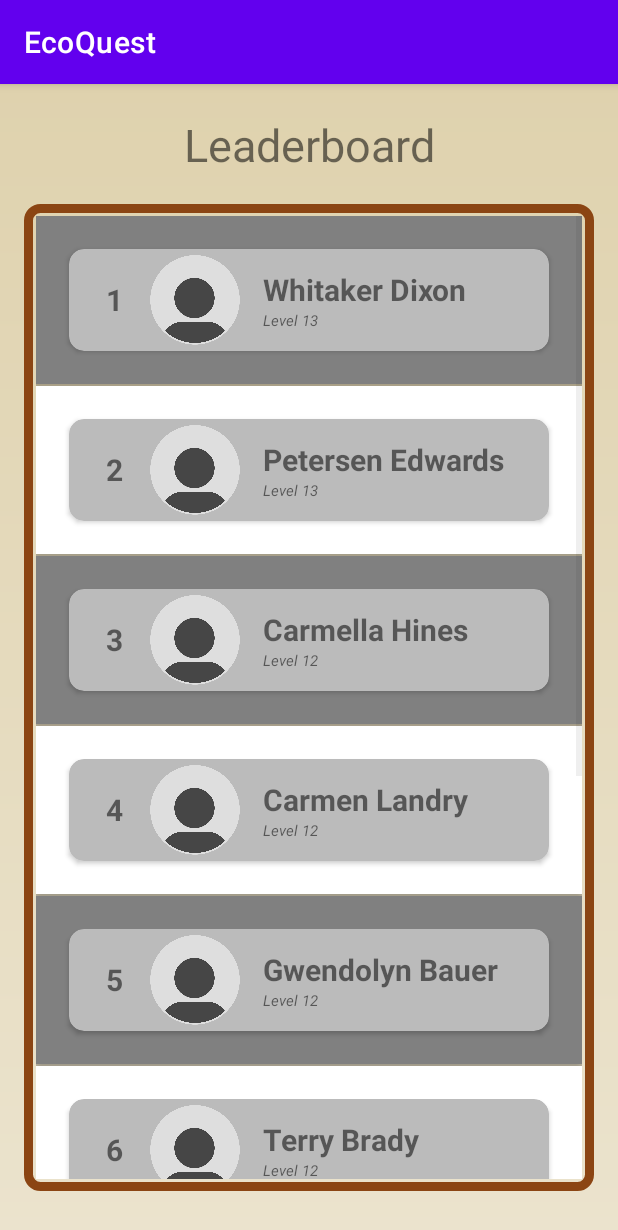
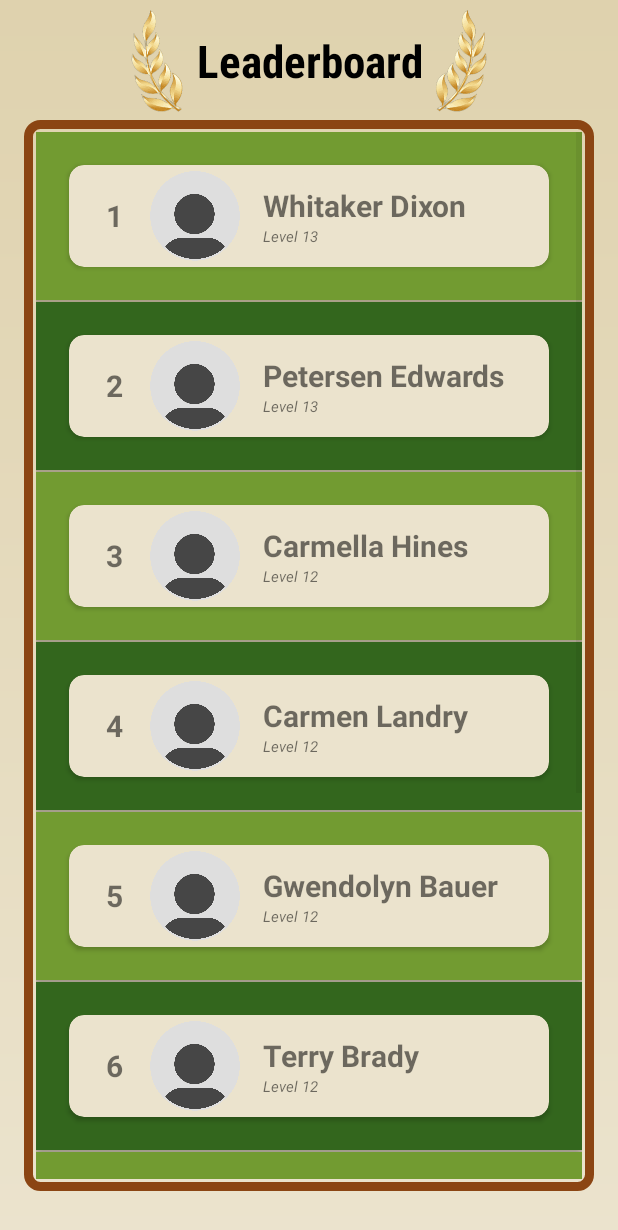
Before and after one commit to grantliunz/EcoQuest, an Android app: the LeaderboardActivity screen opened directly, with no data from a screen before it, on a phone screen of 412 x 824 dp. Shown: the top 1230 px of the screen. Run offline under Robolectric (Android 15) with nearby library versions, the phone set to English and light mode, and no system bars.

Commit message:
Updated UI

```diff
--- a/app/src/main/java/com/example/devs_hackathon_2023/activities/LeaderboardActivity.java
+++ b/app/src/main/java/com/example/devs_hackathon_2023/activities/LeaderboardActivity.java
@@ -15,7 +15,7 @@ public class LeaderboardActivity extends AppCompatActivity {
     protected void onCreate(Bundle savedInstanceState) {
         super.onCreate(savedInstanceState);
         setContentView(R.layout.activity_leaderboard);
-
+        getSupportActionBar().hide();
         generateListView();
     }
 
--- a/app/src/main/java/com/example/devs_hackathon_2023/adaptors/LeaderboardAdapter.java
+++ b/app/src/main/java/com/example/devs_hackathon_2023/adaptors/LeaderboardAdapter.java
@@ -3,6 +3,7 @@ package com.example.devs_hackathon_2023.adaptors;
 import android.app.AlertDialog;
 import android.content.Context;
 import android.content.DialogInterface;
+import android.graphics.Color;
 import android.view.LayoutInflater;
 import android.view.View;
 import android.view.ViewGroup;
@@ -45,9 +46,9 @@ public class LeaderboardAdapter extends ArrayAdapter<Player> {
 
         // Alternate background color
         if (position % 2 == 0) {
-            convertView.setBackgroundColor(context.getResources().getColor(R.color.grey, null));
+            convertView.setBackgroundColor(Color.parseColor("#729b31"));
         } else {
-            convertView.setBackgroundColor(context.getResources().getColor(R.color.white, null));
+            convertView.setBackgroundColor(Color.parseColor("#33661d"));
         }
 
         ranking.setText(String.valueOf(position + 1));
--- a/app/src/main/java/com/example/devs_hackathon_2023/fragments/Quests.java
+++ b/app/src/main/java/com/example/devs_hackathon_2023/fragments/Quests.java
@@ -1,5 +1,6 @@
 package com.example.devs_hackathon_2023.fragments;
 
+import android.graphics.Typeface;
 import android.os.Bundle;
 
 import androidx.fragment.app.Fragment;
@@ -9,6 +10,7 @@ import androidx.recyclerview.widget.RecyclerView;
 import android.view.LayoutInflater;
 import android.view.View;
 import android.view.ViewGroup;
+import android.widget.TextView;
 
 import com.example.devs_hackathon_2023.Quest.Quest;
 import com.example.devs_hackathon_2023.R;
@@ -45,6 +47,9 @@ public class Quests extends Fragment {
         // Set up the adapter
         questAdapter = new QuestAdapter(questList, getContext());
         recyclerView.setAdapter(questAdapter);
+        Typeface customTypeface = Typeface.createFromAsset(getActivity().getAssets(), "test.ttf");
+        TextView questTitle = view.findViewById(R.id.Quests);
+//        questTitle.setTypeface(customTypeface);
 
         return view;
     }
--- a/app/src/main/res/layout/activity_leaderboard.xml
+++ b/app/src/main/res/layout/activity_leaderboard.xml
@@ -12,16 +12,41 @@
         android:src="@drawable/profile_background_overlay"
         android:scaleType="centerCrop" />
 
+
+    <ImageView
+        android:layout_width="70dp"
+        android:layout_height="70dp"
+        android:src="@drawable/left_fern"
+        android:layout_toLeftOf="@id/leaderboardText"
+        android:layout_marginRight="-140dp"
+        android:layout_marginTop="5dp"/>
+    <ImageView
+        android:layout_width="70dp"
+        android:layout_height="70dp"
+        android:src="@drawable/right_fern"
+        android:layout_toRightOf="@id/leaderboardText"
+        android:layout_marginLeft="-140dp"
+        android:layout_marginTop="5dp"
+        >
+
+    </ImageView>
     <TextView
         android:id="@+id/leaderboardText"
         android:layout_width="match_parent"
         android:layout_height="wrap_content"
+        android:layout_marginTop="20dp"
+        android:layout_marginLeft="80dp"
+        android:layout_marginRight="80dp"
+        android:fontFamily="sans-serif-condensed-medium"
         android:text="Leaderboard"
+        android:textStyle="bold"
+
         android:textAlignment="center"
-        android:layout_marginTop="20dp"
+        android:textColor="@color/black"
         android:textSize="30sp">
 
     </TextView>
+
 
     <ListView
         android:layout_width="match_parent"
--- a/app/src/main/res/layout/activity_shop.xml
+++ b/app/src/main/res/layout/activity_shop.xml
@@ -13,8 +13,12 @@
         android:layout_width="wrap_content"
         android:layout_height="wrap_content"
         android:layout_centerHorizontal="true"
-        android:layout_margin="50px"
+        android:layout_marginStart="50px"
+        android:layout_marginTop="50px"
+        android:layout_marginEnd="50px"
+        android:layout_marginBottom="50px"
         android:text="ITEMS"
+        android:fontFamily="sans-serif-condensed-medium"
         android:textColor="#000000"
         android:textSize="26dp" />
 
--- a/app/src/main/res/layout/fragment_social.xml
+++ b/app/src/main/res/layout/fragment_social.xml
@@ -12,7 +12,9 @@
         android:text="Friends List"
         android:textAlignment="center"
         android:layout_marginTop="20dp"
-        android:textSize="30sp">
+        android:textColor="@color/black"
+        android:fontFamily="sans-serif-condensed-medium"
+        android:textSize="40dp">
     </TextView>
 
     <ImageView
@@ -30,6 +32,7 @@
         android:layout_width="wrap_content"
         android:layout_height="wrap_content"
         android:text="Total Friends: "
+        android:fontFamily="sans-serif-condensed-medium"
         android:textSize="15sp"
         android:layout_marginTop="75dp"
         android:layout_marginStart="25dp"
--- a/app/src/main/res/layout/friend_tab.xml
+++ b/app/src/main/res/layout/friend_tab.xml
@@ -7,7 +7,7 @@
     xmlns:app="http://schemas.android.com/apk/res-auto">
 
     <androidx.cardview.widget.CardView
-        app:cardBackgroundColor="#BBBBBB"
+        app:cardBackgroundColor="#ebe3cd"
         app:cardCornerRadius="50dp"
         app:cardElevation="2dp"
         android:layout_width="match_parent"
--- a/app/src/main/res/layout/leaderboard_tab.xml
+++ b/app/src/main/res/layout/leaderboard_tab.xml
@@ -7,7 +7,7 @@
     xmlns:app="http://schemas.android.com/apk/res-auto">
 
     <androidx.cardview.widget.CardView
-        app:cardBackgroundColor="#BBBBBB"
+        app:cardBackgroundColor="#ebe3cd"
         app:cardCornerRadius="10dp"
         app:cardElevation="2dp"
         android:layout_width="match_parent"
--- a/gradle.properties
+++ b/gradle.properties
@@ -19,3 +19,4 @@ android.useAndroidX=true
 # resources declared in the library itself and none from the library's dependencies,
 # thereby reducing the size of the R class for that library
 android.nonTransitiveRClass=true
+MAPS_API_KEY=AIzaSyC754pKmBNSJenhWZTjth2NfYN2Obnch0g
```
Also changed, not shown: app/src/main/java/com/example/devs_hackathon_2023/fragments/Map.java (+1 -6 lines), app/src/main/res/layout/activity_profile.xml (+9 -1 lines), app/src/main/res/layout/fragment_quests.xml (+10 -2 lines), app/src/main/res/drawable/cool_wave.jpg (deleted), app/src/main/res/drawable/grass.png (added), app/src/main/res/drawable/left_fern.png (added), app/src/main/res/drawable/right_fern.png (added).
